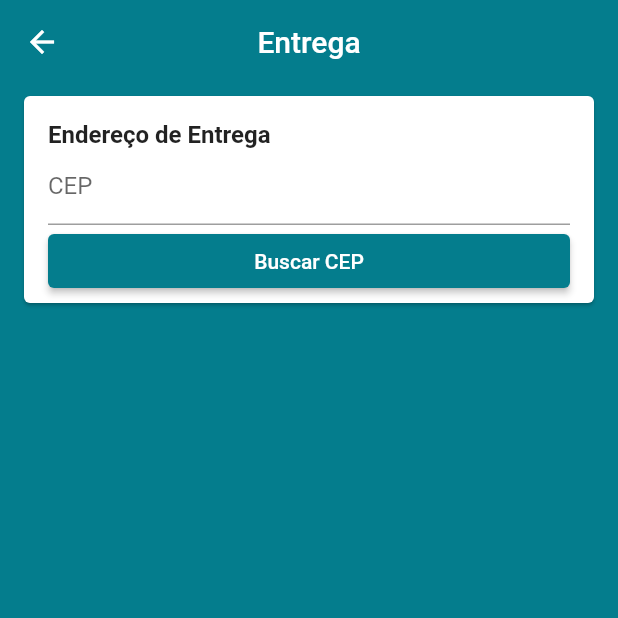
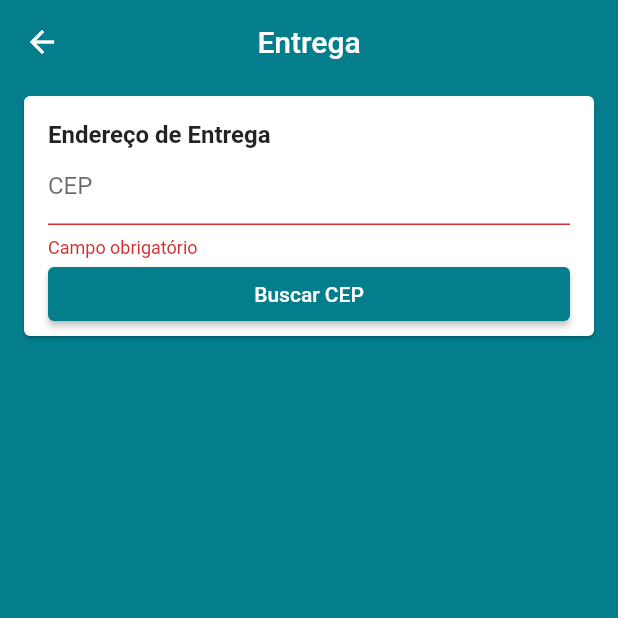
Before and after one commit to lutzzdias/clothes_shop, a Flutter app: the AddressScreen screen opened by its route, after a tap on "Buscar CEP", on a phone screen of 412 x 824 dp, the top half of it. Run offline on Flutter 3.47's test engine with Material 2 defaults, Android fonts, the phone set to English and light mode, and no system bars; our stand-ins replace brasil_fields, carousel_slider, cloud_firestore, dio, firebase_auth, firebase_storage and 3 more; missing offline and left inert: alphabet_list_scroll_view; accounts and stored records are empty.

```diff
--- a/lib/main.dart
+++ b/lib/main.dart
@@ -87,7 +87,7 @@ class MyApp extends StatelessWidget {
               );
             case '/address':
               return MaterialPageRoute(
-                builder: (_) => AddressScreen(),
+                builder: (_) => const AddressScreen(),
               );
             case '/edit_product':
               return MaterialPageRoute(
--- a/lib/screens/address/address_screen.dart
+++ b/lib/screens/address/address_screen.dart
@@ -8,11 +8,11 @@ class AddressScreen extends StatelessWidget {
   Widget build(BuildContext context) {
     return Scaffold(
       appBar: AppBar(
-        title: Text('Entrega'),
+        title: const Text('Entrega'),
         centerTitle: true,
       ),
       body: ListView(
-        children: [
+        children: const [
           AddressCard(),
         ],
       ),
--- a/lib/screens/address/components/address_card.dart
+++ b/lib/screens/address/components/address_card.dart
@@ -7,12 +7,13 @@ class AddressCard extends StatelessWidget {
   @override
   Widget build(BuildContext context) {
     return Card(
-      margin: EdgeInsets.symmetric(horizontal: 16, vertical: 8),
+      margin: const EdgeInsets.symmetric(horizontal: 16, vertical: 8),
       child: Padding(
-        padding: EdgeInsets.fromLTRB(16, 16, 16, 4),
+        padding: const EdgeInsets.fromLTRB(16, 16, 16, 4),
+        child: Form(
           child: Column(
             crossAxisAlignment: CrossAxisAlignment.start,
-          children: [
+            children: const [
               Text(
                 'Endereço de Entrega',
                 style: TextStyle(
@@ -24,6 +25,7 @@ class AddressCard extends StatelessWidget {
             ],
           ),
         ),
+      ),
     );
   }
 }
--- a/lib/screens/address/components/cep_input_field.dart
+++ b/lib/screens/address/components/cep_input_field.dart
@@ -1,11 +1,15 @@
+import 'package:brasil_fields/brasil_fields.dart';
 import 'package:flutter/material.dart';
 import 'package:flutter/services.dart';
+import 'package:loja_virtual/models/cart_manager.dart';
+import 'package:provider/provider.dart';
 
 class CepInputField extends StatelessWidget {
   const CepInputField({Key? key}) : super(key: key);
 
   @override
   Widget build(BuildContext context) {
+    String cep = '';
     return Column(
       crossAxisAlignment: CrossAxisAlignment.stretch,
       children: [
@@ -18,16 +22,30 @@ class CepInputField extends StatelessWidget {
           keyboardType: TextInputType.number,
           inputFormatters: [
             FilteringTextInputFormatter.digitsOnly,
+            CepInputFormatter(),
           ],
+          validator: (cep) {
+            if (cep == null || cep.isEmpty)
+              return 'Campo obrigatório';
+            else if (cep.length != 10)
+              return 'CEP Inválido';
+            else
+              return null;
+          },
+          onChanged: (text) => cep = text,
         ),
         ElevatedButton(
-          onPressed: () {},
+          onPressed: () {
+            if (Form.of(context)?.validate() ?? false) {
+              context.read<CartManager>().getAddress(cep);
+            }
+          },
           style: ElevatedButton.styleFrom(
             backgroundColor: Theme.of(context).primaryColor,
             disabledBackgroundColor:
                 Theme.of(context).primaryColor.withAlpha(100),
           ),
-          child: Text('Buscar CEP'),
+          child: const Text('Buscar CEP'),
         )
       ],
     );
--- a/lib/services/cep_aberto_service.dart
+++ b/lib/services/cep_aberto_service.dart
@@ -22,7 +22,7 @@ class CepAbertoService {
       final CepAbertoAddress address = CepAbertoAddress.fromMap(response.data!);
       return address;
     } on DioError catch (e) {
-      return Future.error('Erro ao buscar CEP');
+      return Future.error('Erro ao buscar CEP - ${e.message}');
     }
   }
 }
```
Also changed, not shown: lib/models/cart_manager.dart (+12 -0 lines), lib/models/address.dart (added). Lines whose indentation alone changed are shown as unchanged.
